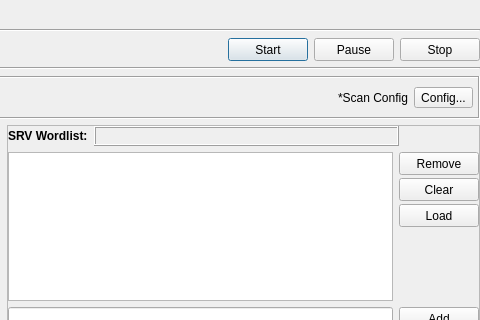
This is gui/src/engines/dns/Dns.ui in 3nock/OTE as Qt 5 draws it before an edit; both pictures show x 389 to 869 and y 0 to 320 of the 869 by 571 pixel window. The edited form follows.
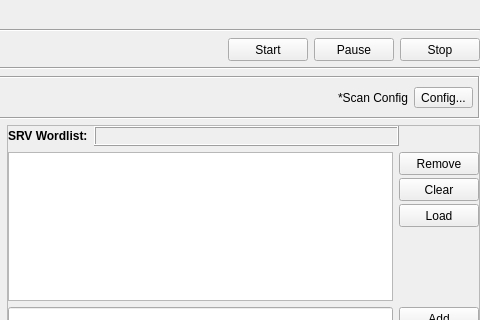
This is the edited form.

Diff of the .ui file:
```diff
--- a/gui/src/engines/dns/Dns.ui
+++ b/gui/src/engines/dns/Dns.ui
@@ -1,7 +1,7 @@
 <?xml version="1.0" encoding="UTF-8"?>
 <ui version="4.0">
  <class>Dns</class>
- <widget class="QDialog" name="Dns">
+ <widget class="QWidget" name="Dns">
   <property name="geometry">
    <rect>
     <x>0</x>
```
Left out of the diff: 2 changed lines with no effect on the pictures.
